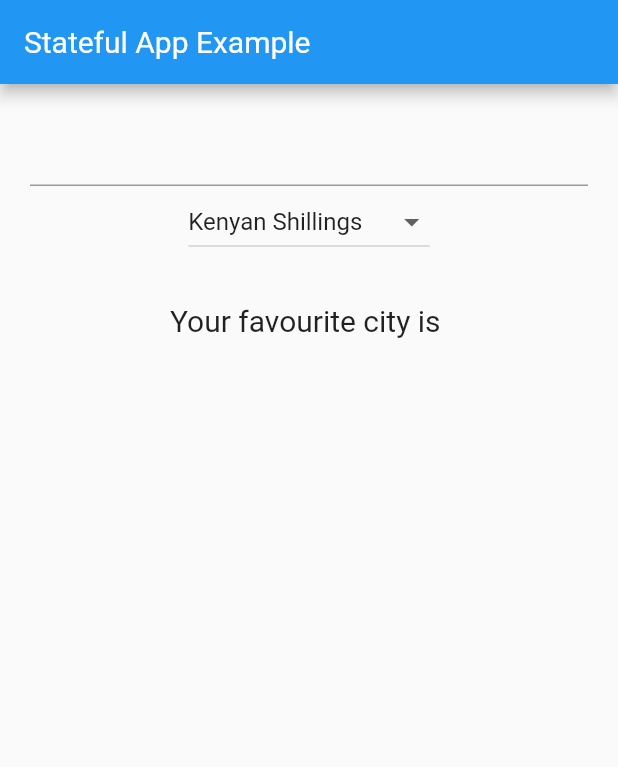
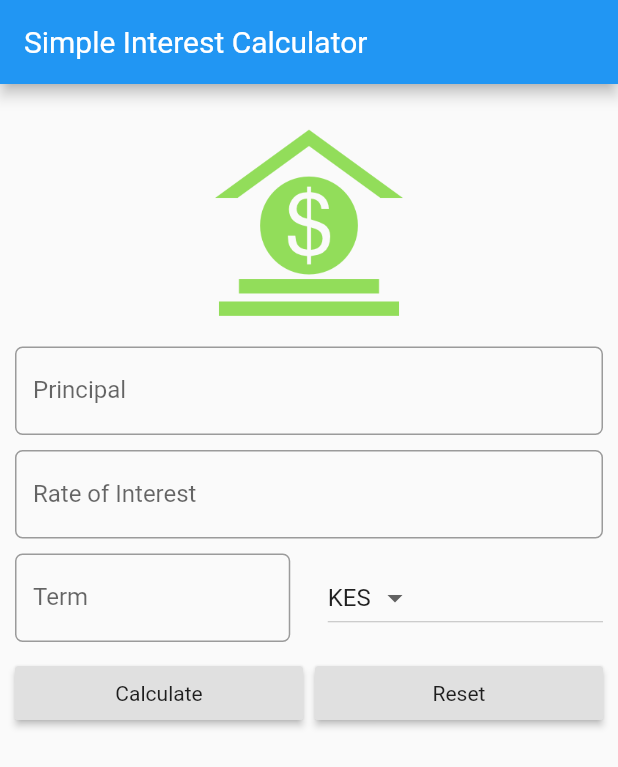
Before and after one commit to gitonga123/hundreds-days-of-code, a Flutter app: the screen it shows after launch, on a phone screen of 412 x 824 dp. Shown: the top 767 px of the screen. Run offline on Flutter 3.47's test engine with Material 2 defaults, Android fonts, the phone set to English and light mode, and no system bars; our stand-ins replace flutter_spinkit, font_awesome_flutter.

Commit message:
Simple Interest calculator - widgets structure

```diff
--- a/flutter_app/lib/main.dart
+++ b/flutter_app/lib/main.dart
@@ -1,3 +1,4 @@
+import 'package:flutter/cupertino.dart';
 import 'package:flutter/material.dart';
 import 'package:flutterapp/app_screens/first_screen.dart';
 
@@ -7,141 +8,122 @@ class MyHome extends StatelessWidget {
   @override
   Widget build(BuildContext context) {
     return MaterialApp(
-        title: "Exploring Flutter UI Widgets",
+        title: "Simple Interest Calculator App",
         debugShowCheckedModeBanner: false,
-        home: FavouriteCity());
+        theme: ThemeData(primarySwatch: Colors.blue),
+        home: SIForm());
   }
 }
 
-Widget getListView() {
-  var listView = ListView(
-    children: <Widget>[
-      ListTile(
-        leading: Icon(Icons.landscape),
-        title: Text("Landscape"),
-        subtitle: Text("Beautiful view !"),
-        trailing: Icon(Icons.wb_sunny),
-        onTap: () {
-          debugPrint("Landscape Tapped");
-        },
-      ),
-      ListTile(
-        leading: Icon(Icons.laptop_chromebook),
-        title: Text("Windows"),
-        subtitle: Text("My Computers"),
-        trailing: Icon(Icons.computer),
-      ),
-      ListTile(
-        leading: Icon(Icons.phone),
-        title: Text("Phone"),
-      ),
-      Text("Yet another element in List"),
-      Container(
-        color: Colors.red,
-        height: 50.0,
-      )
-    ],
-  );
-  return listView;
+class SIForm extends StatefulWidget {
+  @override
+  _SIFormState createState() => _SIFormState();
 }
 
-List<String> getListElements() {
-  var items = List<String>.generate(1000, (counter) => "Item $counter");
-
-  return items;
-}
-
-Widget getLongListView() {
-  var items = getListElements();
-  var listView = ListView.builder(
-    itemCount: items.length,
-    itemBuilder: (BuildContext context, int index) {
-      return ListTile(
-        leading: Text((index + 1).toString()),
-        title: Text(items[index]),
-        trailing: Icon(Icons.arrow_downward),
-        onTap: () {
-          showSnackBar(context, "Item Number ${items[index]} was tapped");
-        },
-      );
-    },
-  );
-
-  return listView;
-}
-
-void showSnackBar(BuildContext context, String item) {
-  var snackBar = SnackBar(
-    content: Text(item),
-    action: SnackBarAction(
-      label: "UNDO",
-      onPressed: () => print("Performing dummy UNDO operation"),
-    ),
-  );
-  Scaffold.of(context).showSnackBar(snackBar);
-}
-
-class FavouriteCity extends StatefulWidget {
-  @override
-  _FavouriteCityState createState() => _FavouriteCityState();
-}
-
-class _FavouriteCityState extends State<FavouriteCity> {
-  String nameCity = "";
-  var _currencies = [
-    'Kenyan Shillings',
-    'Ugandan Shillings',
-    'Tanzanian Shillings',
-    'Rwandese Franc',
-    'Burundian Franc'
-  ];
-  var _currencySelected = 'Kenyan Shillings';
+class _SIFormState extends State<SIForm> {
+  var _currencies = ['KES', 'UGX', 'TZS', 'RWF', 'FBu'];
+  final _minimumPadding = 5.0;
   @override
   Widget build(BuildContext context) {
     return Scaffold(
       appBar: AppBar(
-        title: Text("Stateful App Example"),
+        title: Text('Simple Interest Calculator'),
       ),
       body: Container(
-        margin: EdgeInsets.all(20.0),
-        child: Column(
+        margin: EdgeInsets.all(_minimumPadding * 2),
+        child: ListView(
           children: <Widget>[
+            Padding(
+              padding: const EdgeInsets.all(20.0),
+              child: Center(child: getImageAsset()),
+            ),
             TextField(
-              onChanged: (String userInput) {
-                setState(() {
-                  nameCity = userInput;
-                });
-              },
+              keyboardType: TextInputType.number,
+              decoration: InputDecoration(
+                  labelText: "Principal",
+                  hintText: "Enter Principal amount e.g 12000",
+                  border: OutlineInputBorder(
+                      borderRadius: BorderRadius.circular(5.0))),
             ),
-            DropdownButton<String>(
-              items: _currencies.map((String currencyItem) {
-                return DropdownMenuItem<String>(
-                  child: Text(currencyItem),
-                  value: currencyItem,
-                );
-              }).toList(),
-              onChanged: (String newCurrency) {
-                debugPrint(newCurrency);
-                _currencySelectedFunc(newCurrency);
-              },
-              value: _currencySelected,
+            SizedBox(
+              height: 10.0,
             ),
-            Padding(
-              padding: const EdgeInsets.all(30.0),
-              child: Text(
-                "Your favourite city is $nameCity",
-                style: TextStyle(fontSize: 20.0),
-              ),
-            )
+            TextField(
+              keyboardType: TextInputType.number,
+              decoration: InputDecoration(
+                  labelText: "Rate of Interest",
+                  hintText: "In percent p/a",
+                  border: OutlineInputBorder(
+                      borderRadius: BorderRadius.circular(5.0))),
+            ),
+            SizedBox(
+              height: 10.0,
+            ),
+            Row(
+              children: <Widget>[
+                Expanded(
+                  child: TextField(
+                    keyboardType: TextInputType.number,
+                    decoration: InputDecoration(
+                        labelText: "Term",
+                        hintText: "Time in years",
+                        border: OutlineInputBorder(
+                            borderRadius: BorderRadius.circular(5.0))),
+                  ),
+                ),
+                Container(
+                  width: _minimumPadding * 5,
+                ),
+                Expanded(
+                    child: DropdownButton<String>(
+                  items: _currencies.map((String currencyList) {
+                    return DropdownMenuItem<String>(
+                      child: Text(currencyList),
+                      value: currencyList,
+                    );
+                  }).toList(),
+                  value: 'KES',
+                  onChanged: (String newValueSelected) {
+                    debugPrint(newValueSelected);
+                  },
+                ))
+              ],
+            ),
+            SizedBox(height: 10.0,),
+            Row(
+              children: <Widget>[
+                Expanded(
+                  child: RaisedButton(
+                    child: Text("Calculate"),
+                    onPressed: () {
+                      print("Calculate");
+                    },
+                  ),
+                ),
+                SizedBox(width: 8.0,),
+                Expanded(
+                  child: RaisedButton(
+                    child: Text("Reset"),
+                    onPressed: () {
+                      print("Reset");
+                    },
+                  ),
+                )
+              ],
+            ),
+            // SizedBox(height: 10.0,),
           ],
         ),
       ),
     );
   }
 
-  void _currencySelectedFunc(String newCurrency) {
-    setState(() {
-      this._currencySelected = newCurrency;
-    });
+  Widget getImageAsset() {
+    String value = "assets/image/money.png";
+    AssetImage assetImage = AssetImage(value);
+    Image image = Image(image: assetImage, width: 125.0, height: 125.0);
+    return Container(
+      child: image,
+    );
   }
 }
--- a/flutter_app/pubspec.yaml
+++ b/flutter_app/pubspec.yaml
@@ -49,6 +49,7 @@ flutter:
     - assets/image/jambo2.jpg
     - assets/image/Jambo-Jet-Flight-Schedule-to-Uganda-2018.jpg
     - assets/image/ticket-img.png
+    - assets/image/money.png
 
   # An image asset can refer to one or more resolution-specific "variants", see
   # https://flutter.dev/assets-and-images/#resolution-aware.
```
Also changed, not shown: flutter_app/lib/app_screens/first_screen.dart (+133 -0 lines), flutter_app/assets/image/flight.png (added), flutter_app/assets/image/money.png (added).
